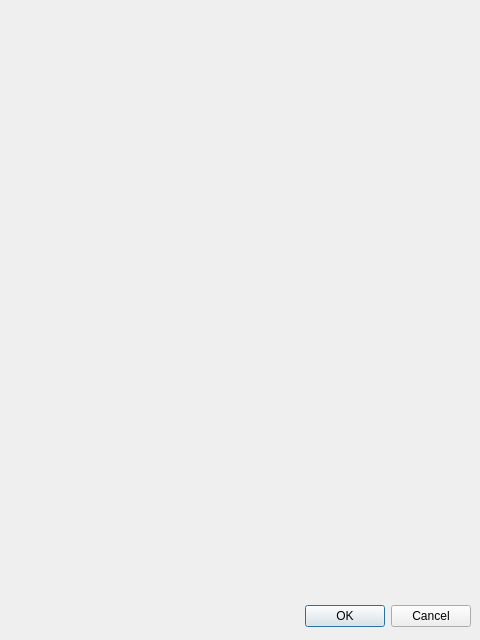
Above: dialogui_editpersinfo.ui from landrew31/db_course_work before the change. Below: the same form after it.
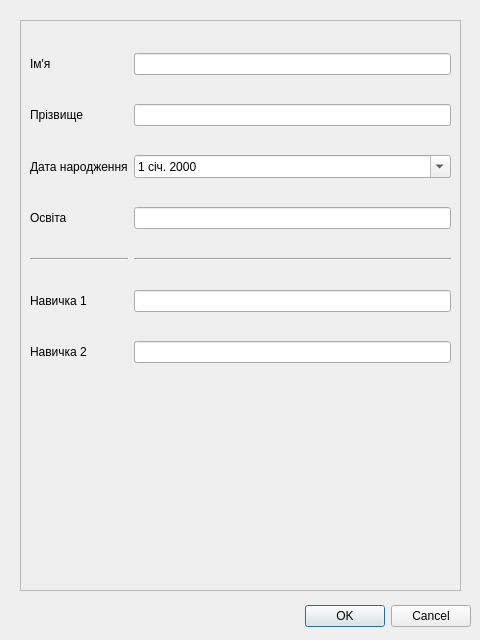
That is the form after the change.

Commit message: dialog window fixed

What changed in the file:
```diff
--- a/dialogui_editpersinfo.ui
+++ b/dialogui_editpersinfo.ui
@@ -2,6 +2,9 @@
 <ui version="4.0">
  <class>DialogUi_editPersInfo</class>
  <widget class="QDialog" name="DialogUi_editPersInfo">
+  <property name="windowModality">
+   <enum>Qt::WindowModal</enum>
+  </property>
   <property name="geometry">
    <rect>
     <x>0</x>
@@ -17,7 +20,10 @@
    </sizepolicy>
   </property>
   <property name="windowTitle">
-   <string>Dialog</string>
+   <string>Особисті данні робітника</string>
+  </property>
+  <property name="locale">
+   <locale language="Ukrainian" country="Ukraine"/>
   </property>
   <widget class="QDialogButtonBox" name="buttonBox">
    <property name="geometry">
@@ -35,6 +41,114 @@
     <set>QDialogButtonBox::Cancel|QDialogButtonBox::Ok</set>
    </property>
   </widget>
+  <widget class="QFrame" name="frame">
+   <property name="geometry">
+    <rect>
+     <x>20</x>
+     <y>20</y>
+     <width>441</width>
+     <height>571</height>
+    </rect>
+   </property>
+   <property name="frameShape">
+    <enum>QFrame::StyledPanel</enum>
+   </property>
+   <property name="frameShadow">
+    <enum>QFrame::Raised</enum>
+   </property>
+   <widget class="QWidget" name="gridLayoutWidget">
+    <property name="geometry">
+     <rect>
+      <x>10</x>
+      <y>10</y>
+      <width>421</width>
+      <height>361</height>
+     </rect>
+    </property>
+    <layout class="QGridLayout" name="gridLayout">
+     <item row="5" column="0">
+      <widget class="QLabel" name="label_5">
+       <property name="text">
+        <string>Навичка 1</string>
+       </property>
+      </widget>
+     </item>
+     <item row="1" column="0">
+      <widget class="QLabel" name="label_2">
+       <property name="text">
+        <string>Прізвище</string>
+       </property>
+      </widget>
+     </item>
+     <item row="0" column="1">
+      <widget class="QLineEdit" name="persName"/>
+     </item>
+     <item row="3" column="1">
+      <widget class="QLineEdit" name="persEdu"/>
+     </item>
+     <item row="0" column="0">
+      <widget class="QLabel" name="label">
+       <property name="text">
+        <string>Ім'я</string>
+       </property>
+      </widget>
+     </item>
+     <item row="1" column="1">
+      <widget class="QLineEdit" name="persSurname"/>
+     </item>
+     <item row="2" column="1">
+      <widget class="QDateEdit" name="persBirthDate">
+       <property name="calendarPopup">
+        <bool>true</bool>
+       </property>
+      </widget>
+     </item>
+     <item row="5" column="1">
+      <widget class="QLineEdit" name="persSkill_1"/>
+     </item>
+     <item row="2" column="0">
+      <widget class="QLabel" name="label_3">
+       <property name="text">
+        <string>Дата народження</string>
+       </property>
+      </widget>
+     </item>
+     <item row="3" column="0">
+      <widget class="QLabel" name="label_4">
+       <property name="text">
+        <string>Освіта</string>
+       </property>
+      </widget>
+     </item>
+     <item row="4" column="0">
+      <widget class="Line" name="line">
+       <property name="orientation">
+        <enum>Qt::Horizontal</enum>
+       </property>
+      </widget>
+     </item>
+     <item row="4" column="1">
+      <widget class="Line" name="line_2">
+       <property name="orientation">
+        <enum>Qt::Horizontal</enum>
+       </property>
+      </widget>
+     </item>
+     <item row="6" column="1">
+      <widget class="QLineEdit" name="perSkill_2"/>
+     </item>
+     <item row="6" column="0">
+      <widget class="QLabel" name="label_6">
+       <property name="text">
+        <string>Навичка 2</string>
+       </property>
+      </widget>
+     </item>
+    </layout>
+   </widget>
+   <zorder>gridLayoutWidget</zorder>
+   <zorder>line</zorder>
+  </widget>
  </widget>
  <resources/>
  <connections>
```
The commit also changes 5 other files.
